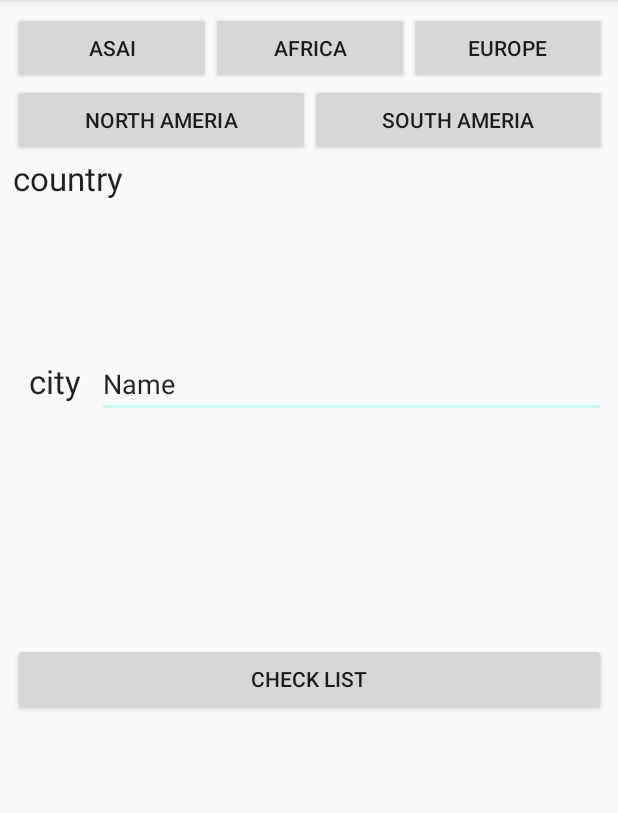
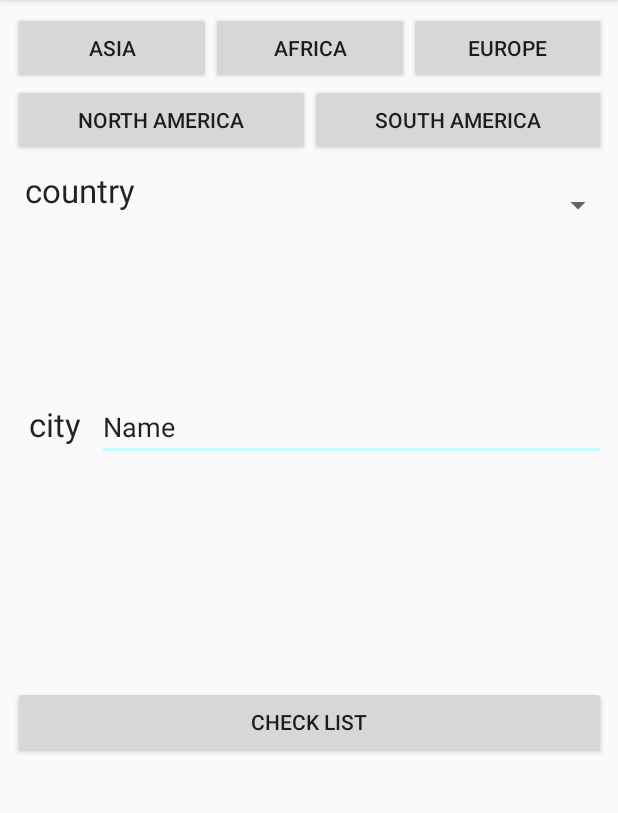
Before and after one commit to shethsukhada/Globetrotter-1, an Android app: the AddNewTravelActivity screen opened directly, with no data from a screen before it, on a phone screen of 412 x 824 dp, the part 84-897 px from its top. Run offline under Robolectric (Android 15) with nearby library versions, the phone set to English and light mode, and no system bars; our stand-ins replace Firebase (no records; nobody signed in at launch, a user with empty details on screens opened directly).

Commit message:
adding spinner for country selection

```diff
--- a/app/src/main/java/com/example/globetrotter/AddNewTravelActivity.java
+++ b/app/src/main/java/com/example/globetrotter/AddNewTravelActivity.java
@@ -2,15 +2,20 @@ package com.example.globetrotter;
 
 import androidx.appcompat.app.AppCompatActivity;
 
+import android.app.Activity;
 import android.content.Intent;
 import android.os.Bundle;
 import android.view.View;
+import android.widget.AdapterView;
+import android.widget.ArrayAdapter;
+import android.widget.Spinner;
+import android.widget.Toast;
 
 import com.google.firebase.FirebaseApp;
 import com.google.firebase.database.DatabaseReference;
 import com.google.firebase.database.FirebaseDatabase;
 
-public class AddNewTravelActivity extends AppCompatActivity {
+public class AddNewTravelActivity extends AppCompatActivity implements View.OnClickListener {
 
     FirebaseApp mApp;
     FirebaseDatabase mDatabase;
@@ -20,14 +25,60 @@ public class AddNewTravelActivity extends AppCompatActivity {
         super.onCreate(savedInstanceState);
         setContentView(R.layout.activity_add_new_travel);
 
+        // Buttons sukhada
+        findViewById(R.id.asia).setOnClickListener(this);
+        findViewById(R.id.africa).setOnClickListener(this);
+        findViewById(R.id.northAmerica).setOnClickListener(this);
+        findViewById(R.id.southAmerica).setOnClickListener(this);
+        findViewById(R.id.europe).setOnClickListener(this);
+
+        addListenerOnSpinnerItemSelection();
+
     }
 
-    public void clickList(View view){
-        Intent intent = new Intent(this,checkListActivity.class);
+    public void clickList(View view) {
+        Intent intent = new Intent(this, checkListActivity.class);
         startActivity(intent);
     }
 
+    @Override
+    public void onClick(View v) {
+        Spinner spinner = (Spinner) findViewById(R.id.country_spinner);
+        ArrayAdapter<CharSequence> adapter = ArrayAdapter.createFromResource(this,
+                R.array.europe_array, android.R.layout.simple_spinner_item);
+
+        int i = v.getId();
+        if (i == R.id.europe) {
+// Create an ArrayAdapter using the string array and a default spinner layout
+            adapter = ArrayAdapter.createFromResource(this,
+                    R.array.europe_array, android.R.layout.simple_spinner_item);
+        } else if (i == R.id.asia) {
+            // Create an ArrayAdapter using the string array and a default spinner layout
+            adapter = ArrayAdapter.createFromResource(this,
+                    R.array.asia_array, android.R.layout.simple_spinner_item);
+        } else if (i == R.id.southAmerica) {
+// Create an ArrayAdapter using the string array and a default spinner layout
+            adapter = ArrayAdapter.createFromResource(this,
+                    R.array.south_america_array, android.R.layout.simple_spinner_item);
+        } else if (i == R.id.northAmerica) {
+// Create an ArrayAdapter using the string array and a default spinner layout
+            adapter = ArrayAdapter.createFromResource(this,
+                    R.array.north_america_array, android.R.layout.simple_spinner_item);
+        } else if (i == R.id.africa) {
+// Create an ArrayAdapter using the string array and a default spinner layout
+            adapter = ArrayAdapter.createFromResource(this,
+                    R.array.africa_array, android.R.layout.simple_spinner_item);
+        }
+
+        // Specify the layout to use when the list of choices appears
+        adapter.setDropDownViewResource(android.R.layout.simple_spinner_dropdown_item);
+        // Apply the adapter to the spinner
+        spinner.setAdapter(adapter);
+    }
 
 
-
+    public void addListenerOnSpinnerItemSelection() {
+        Spinner spinner1 = (Spinner) findViewById(R.id.country_spinner);
+        spinner1.setOnItemSelectedListener(new CustomOnItemSelectedListener());
+    }
 }
--- /dev/null
+++ b/app/src/main/java/com/example/globetrotter/CustomOnItemSelectedListener.java
@@ -0,0 +1,23 @@
+package com.example.globetrotter;
+
+
+import android.view.View;
+import android.widget.AdapterView;
+import android.widget.AdapterView.OnItemSelectedListener;
+import android.widget.Toast;
+
+
+public class CustomOnItemSelectedListener implements OnItemSelectedListener {
+
+    public void onItemSelected(AdapterView<?> parent, View view, int pos,long id) {
+        Toast.makeText(parent.getContext(),
+                "OnItemSelectedListener : " + parent.getItemAtPosition(pos).toString(),
+                Toast.LENGTH_SHORT).show();
+    }
+
+    @Override
+    public void onNothingSelected(AdapterView<?> arg0) {
+        // TODO Auto-generated method stub
+    }
+
+}
--- a/app/src/main/res/layout/activity_add_new_travel.xml
+++ b/app/src/main/res/layout/activity_add_new_travel.xml
@@ -31,7 +31,7 @@
                 android:layout_alignParentRight="true"
                 android:text="@string/asai" />
             <Button
-                android:id="@+id/africai"
+                android:id="@+id/africa"
                 android:layout_width="match_parent"
                 android:layout_weight="3"
                 android:layout_height="wrap_content"
@@ -53,7 +53,7 @@
             android:orientation="horizontal">
 
             <Button
-            android:id="@+id/northAmeria"
+                android:id="@+id/northAmerica"
                 android:layout_width="match_parent"
                 android:layout_height="wrap_content"
                 android:layout_weight="2"
@@ -61,7 +61,7 @@
                 android:layout_alignParentRight="true"
                 android:text="@string/northAmeria" />
             <Button
-            android:id="@+id/south"
+                android:id="@+id/southAmerica"
                 android:layout_width="match_parent"
                 android:layout_height="wrap_content"
                 android:layout_weight="2"
@@ -70,12 +70,30 @@
                 android:text="@string/southAmeria" />
         </LinearLayout>
 
+
+        <LinearLayout
+            android:layout_width="match_parent"
+            android:layout_height="50dp"
+            android:layout_marginStart="8dp"
+            android:layout_marginTop="8dp"
+            android:layout_marginEnd="8dp"
+            android:orientation="horizontal"
+            app:layout_constraintEnd_toEndOf="parent"
+            app:layout_constraintStart_toStartOf="parent"
+            app:layout_constraintTop_toTopOf="parent">
+
             <TextView
                 android:id="@+id/textView3"
-            android:layout_width="match_parent"
-            android:layout_height="wrap_content"
+                android:layout_width="191dp"
+                android:layout_height="match_parent"
                 android:text="country"
                 android:textAppearance="@style/TextAppearance.AppCompat.Large" />
+
+            <Spinner
+                android:id="@+id/country_spinner"
+                android:layout_width="201dp"
+                android:layout_height="match_parent" />
+        </LinearLayout>
 
         <FrameLayout
             android:layout_width="match_parent"
--- a/app/src/main/res/values/strings.xml
+++ b/app/src/main/res/values/strings.xml
@@ -5,15 +5,69 @@
     <string name="next">Next</string>
     <string name="cancel">Cancel</string>
 
-    <string name="asai">Asai</string>
+    <string name="asai">Asia</string>
     <string name="africa">Africa</string>
     <string name="europe">Europe</string>
-    <string name="northAmeria">North Ameria </string>
-    <string name="southAmeria">South Ameria</string>
+    <string name="northAmeria">North America </string>
+    <string name="southAmeria">South America</string>
 
 
     <!-- TODO: Remove or change this placeholder text -->
     <string name="hello_blank_fragment">Hello blank fragment</string>
     <string name="title_activity_check_list">checkListActivity</string>
 
+
+    <string-array name="asia_array">
+        <item>India</item>
+        <item>China</item>
+        <item>Vietnam</item>
+        <item>Singapore</item>
+        <item>Thailand</item>
+        <item>Japan</item>
+        <item>Hong Kong</item>
+        <item>Indonesia</item>
+    </string-array>
+
+
+    <string-array name="africa_array">
+        <item>South Africa</item>
+        <item>Nigeria</item>
+        <item>Morocco</item>
+        <item>Kenya</item>
+        <item>Ghana</item>
+    </string-array>
+
+
+    <string-array name="europe_array">
+        <item>Germany</item>
+        <item>France</item>
+        <item>Italy</item>
+        <item>Spain</item>
+        <item>Greece</item>
+        <item>Switzerland</item>
+        <item>Netherlands</item>
+        <item>Poland</item>
+    </string-array>
+
+
+    <string-array name="north_america_array">
+        <item>United States</item>
+        <item>Canada</item>
+        <item>Mexico</item>
+        <item>Cuba</item>
+        <item>Greenland</item>
+        <item>Dominican Republic</item>
+        <item>Costa Rica</item>
+    </string-array>
+
+    <string-array name="south_america_array">
+        <item>Brazil</item>
+        <item>Peru</item>
+        <item>Chile</item>
+        <item>Mars</item>
+        <item>Colombia</item>
+        <item>Argentina</item>
+    </string-array>
+
+
 </resources>
```
Lines whose indentation alone changed are shown as unchanged.
